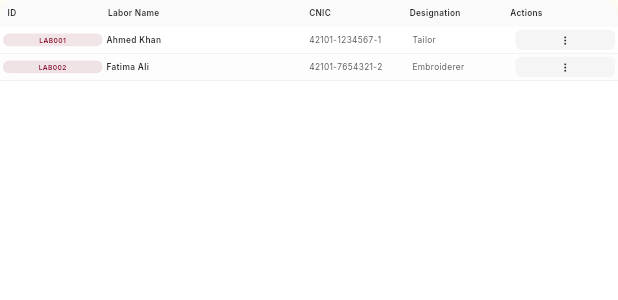
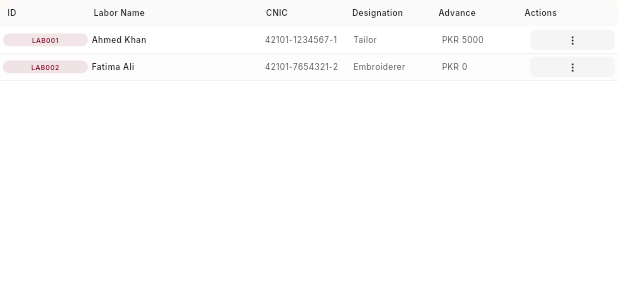
Before and after one commit to AbdulRahmanMudasser/flutter-dj-fashion-pos, a Flutter app: the LaborTable widget shown alone on an empty page, opened directly with empty values, on a phone screen of 412 x 824 dp. Shown: the top 300 px of the screen. Run offline on Flutter 3.47's test engine with Material 3 defaults, Android fonts, the phone set to English and light mode, and no system bars; our stand-ins replace google_fonts, sizer; missing offline and left inert: bitsdojo_window; statements that could not run were skipped.

Commit message:
refactor: removed unused code, files and renamed

```diff
--- a/frontend/lib/main.dart
+++ b/frontend/lib/main.dart
@@ -2,9 +2,9 @@ import 'dart:io' show Platform;
 
 import 'package:flutter/material.dart';
 import 'package:frontend/presentation/screens/auth/login_screen.dart';
-import 'package:frontend/presentation/screens/dashboard_screen.dart';
+import 'package:frontend/presentation/screens/dashboard/dashboard_screen.dart';
 import 'package:frontend/presentation/screens/auth/signup_screen.dart';
-import 'package:frontend/presentation/splash_screen.dart';
+import 'package:frontend/presentation/screens/splash/splash_screen.dart';
 import 'package:frontend/src/providers/app_provider.dart';
 import 'package:frontend/src/providers/auth_provider.dart';
 import 'package:frontend/src/providers/category_provider.dart';
--- a/frontend/lib/presentation/screens/auth/login_screen.dart
+++ b/frontend/lib/presentation/screens/auth/login_screen.dart
@@ -5,8 +5,8 @@ import 'package:sizer/sizer.dart';
 import '../../../src/providers/auth_provider.dart';
 import '../../../src/theme/app_theme.dart';
 import '../../../src/utils/responsive_breakpoints.dart';
-import '../../widgets/premium_text_button.dart';
-import '../../widgets/premium_text_field.dart';
+import '../../widgets/global/text_button.dart';
+import '../../widgets/global/text_field.dart';
 
 class LoginScreen extends StatefulWidget {
   const LoginScreen({super.key});
--- a/frontend/lib/presentation/screens/auth/signup_screen.dart
+++ b/frontend/lib/presentation/screens/auth/signup_screen.dart
@@ -5,8 +5,8 @@ import 'package:sizer/sizer.dart';
 import '../../../src/providers/auth_provider.dart';
 import '../../../src/theme/app_theme.dart';
 import '../../../src/utils/responsive_breakpoints.dart';
-import '../../widgets/premium_text_button.dart';
-import '../../widgets/premium_text_field.dart';
+import '../../widgets/global/text_button.dart';
+import '../../widgets/global/text_field.dart';
 
 class SignupScreen extends StatefulWidget {
   const SignupScreen({super.key});
--- a/frontend/lib/presentation/splash_screen.dart
+++ b/frontend/lib/presentation/screens/splash/splash_screen.dart
@@ -4,9 +4,9 @@ import 'package:flutter/material.dart';
 import 'package:provider/provider.dart';
 import 'package:google_fonts/google_fonts.dart';
 import 'package:sizer/sizer.dart';
-import '../src/providers/app_provider.dart';
-import '../src/theme/app_theme.dart';
-import '../src/utils/responsive_breakpoints.dart';
+import '../../../src/providers/app_provider.dart';
+import '../../../src/theme/app_theme.dart';
+import '../../../src/utils/responsive_breakpoints.dart';
 
 class SplashScreen extends StatefulWidget {
   const SplashScreen({super.key});
--- a/frontend/lib/presentation/widgets/category/add_category_dailog.dart
+++ b/frontend/lib/presentation/widgets/category/add_category_dailog.dart
@@ -5,8 +5,8 @@ import 'package:google_fonts/google_fonts.dart';
 import 'package:sizer/sizer.dart';
 import '../../../src/providers/category_provider.dart';
 import '../../../src/theme/app_theme.dart';
-import '../premium_text_button.dart';
-import '../premium_text_field.dart';
+import '../global/text_button.dart';
+import '../global/text_field.dart';
 
 class AddCategoryDialog extends StatefulWidget {
   const AddCategoryDialog({super.key});
--- a/frontend/lib/presentation/widgets/category/delete_category_dialog.dart
+++ b/frontend/lib/presentation/widgets/category/delete_category_dialog.dart
@@ -5,7 +5,7 @@ import 'package:google_fonts/google_fonts.dart';
 import 'package:sizer/sizer.dart';
 import '../../../src/providers/category_provider.dart';
 import '../../../src/theme/app_theme.dart';
-import '../premium_text_button.dart';
+import '../global/text_button.dart';
 
 class DeleteCategoryDialog extends StatefulWidget {
   final Category category;
--- a/frontend/lib/presentation/widgets/category/edit_category_dialog.dart
+++ b/frontend/lib/presentation/widgets/category/edit_category_dialog.dart
@@ -5,8 +5,8 @@ import 'package:google_fonts/google_fonts.dart';
 import 'package:sizer/sizer.dart';
 import '../../../src/providers/category_provider.dart';
 import '../../../src/theme/app_theme.dart';
-import '../premium_text_button.dart';
-import '../premium_text_field.dart';
+import '../global/text_button.dart';
+import '../global/text_field.dart';
 
 class EditCategoryDialog extends StatefulWidget {
   final Category category;
--- a/frontend/lib/presentation/widgets/premium_text_button.dart
+++ b/frontend/lib/presentation/widgets/global/text_button.dart
@@ -2,7 +2,7 @@ import 'package:flutter/material.dart';
 import 'package:google_fonts/google_fonts.dart';
 import 'package:sizer/sizer.dart';
 
-import '../../src/theme/app_theme.dart';
+import '../../../src/theme/app_theme.dart';
 
 class PremiumButton extends StatefulWidget {
   final String text;
--- a/frontend/lib/presentation/widgets/premium_text_field.dart
+++ b/frontend/lib/presentation/widgets/global/text_field.dart
@@ -1,7 +1,7 @@
 import 'package:flutter/material.dart';
 import 'package:google_fonts/google_fonts.dart';
 import 'package:sizer/sizer.dart';
-import '../../src/theme/app_theme.dart';
+import '../../../src/theme/app_theme.dart';
 
 class PremiumTextField extends StatefulWidget {
   final String label;
--- a/frontend/lib/presentation/widgets/labor/add_labor_dialog.dart
+++ b/frontend/lib/presentation/widgets/labor/add_labor_dialog.dart
@@ -5,8 +5,8 @@ import 'package:google_fonts/google_fonts.dart';
 import 'package:sizer/sizer.dart';
 import '../../../src/providers/labor_provider.dart';
 import '../../../src/theme/app_theme.dart';
-import '../premium_text_button.dart';
-import '../premium_text_field.dart';
+import '../global/text_button.dart';
+import '../global/text_field.dart';
 
 class AddLaborDialog extends StatefulWidget {
   const AddLaborDialog({super.key});
--- a/frontend/lib/presentation/widgets/labor/delete_labor_dialog.dart
+++ b/frontend/lib/presentation/widgets/labor/delete_labor_dialog.dart
@@ -5,7 +5,7 @@ import 'package:google_fonts/google_fonts.dart';
 import 'package:sizer/sizer.dart';
 import '../../../src/providers/labor_provider.dart';
 import '../../../src/theme/app_theme.dart';
-import '../premium_text_button.dart';
+import '../global/text_button.dart';
 
 class DeleteLaborDialog extends StatefulWidget {
   final Labor labor;
--- a/frontend/lib/presentation/widgets/labor/edit_labor_dialog.dart
+++ b/frontend/lib/presentation/widgets/labor/edit_labor_dialog.dart
@@ -5,8 +5,8 @@ import 'package:google_fonts/google_fonts.dart';
 import 'package:sizer/sizer.dart';
 import '../../../src/providers/labor_provider.dart';
 import '../../../src/theme/app_theme.dart';
-import '../premium_text_button.dart';
-import '../premium_text_field.dart';
+import '../global/text_button.dart';
+import '../global/text_field.dart';
 
 class EditLaborDialog extends StatefulWidget {
   final Labor labor;
--- a/frontend/lib/presentation/widgets/labor/labor_table.dart
+++ b/frontend/lib/presentation/widgets/labor/labor_table.dart
@@ -136,6 +136,12 @@ class LaborTable extends StatelessWidget {
           ),
         ],
 
+        // Advance Column (always visible)
+        Expanded(
+          flex: columnFlexes[context.shouldShowFullLayout ? 10 : context.isMediumDesktop ? 7 : context.shouldShowCompactLayout ? 2 : 6],
+          child: _buildHeaderCell(context, 'Advance'),
+        ),
+
         // Additional Columns (only on large screens)
         if (context.shouldShowFullLayout) ...[
           Expanded(
@@ -154,15 +160,11 @@ class LaborTable extends StatelessWidget {
             flex: columnFlexes[9],
             child: _buildHeaderCell(context, 'Age'),
           ),
-          Expanded(
-            flex: columnFlexes[10],
-            child: _buildHeaderCell(context, 'Advance'),
-          ),
         ],
 
         // Actions Column (always visible)
         Expanded(
-          flex: columnFlexes[context.shouldShowFullLayout ? 11 : context.isMediumDesktop ? 7 : 2],
+          flex: columnFlexes[context.shouldShowFullLayout ? 11 : context.isMediumDesktop ? 8 : context.shouldShowCompactLayout ? 3 : 7],
           child: _buildHeaderCell(context, 'Actions'),
         ),
       ],
@@ -339,6 +341,23 @@ class LaborTable extends StatelessWidget {
             SizedBox(width: context.smallPadding),
           ],
 
+          // Advance Column (always visible)
+          Expanded(
+            flex: columnFlexes[context.shouldShowFullLayout ? 10 : context.isMediumDesktop ? 7 : context.shouldShowCompactLayout ? 2 : 6],
+            child: Text(
+              'PKR ${labor.advancePayment.toStringAsFixed(0)}',
+              style: GoogleFonts.inter(
+                fontSize: context.subtitleFontSize,
+                fontWeight: FontWeight.w400,
+                color: Colors.grey[700],
+              ),
+              maxLines: 2,
+              overflow: TextOverflow.ellipsis,
+            ),
+          ),
+
+          SizedBox(width: context.smallPadding),
+
           // Additional Columns (only on large screens)
           if (context.shouldShowFullLayout) ...[
             Expanded(
@@ -397,25 +416,11 @@ class LaborTable extends StatelessWidget {
               ),
             ),
             SizedBox(width: context.smallPadding),
-            Expanded(
-              flex: columnFlexes[10],
-              child: Text(
-                'PKR ${labor.advancePayment.toStringAsFixed(0)}',
-                style: GoogleFonts.inter(
-                  fontSize: context.subtitleFontSize,
-                  fontWeight: FontWeight.w400,
-                  color: Colors.grey[700],
-                ),
-                maxLines: 2,
-                overflow: TextOverflow.ellipsis,
-              ),
-            ),
-            SizedBox(width: context.smallPadding),
           ],
 
           // Actions Column with responsive button sizing
           Expanded(
-            flex: columnFlexes[context.shouldShowFullLayout ? 11 : context.isMediumDesktop ? 11 : 2],
+            flex: columnFlexes[context.shouldShowFullLayout ? 11 : context.isMediumDesktop ? 8 : context.shouldShowCompactLayout ? 3 : 7],
             child: ResponsiveBreakpoints.responsive(
               context,
               tablet: _buildCompactActions(context, labor),
```
Also changed, not shown: frontend/lib/presentation/screens/dashboard/dashboard_screen.dart (renamed from frontend/lib/presentation/screens/dashboard_screen.dart, +5 -5 lines), frontend/lib/presentation/widgets/custom_window_frame.dart (deleted, +0 -106 lines), frontend/lib/src/utils/responsive_utils.dart (deleted, +0 -84 lines).
